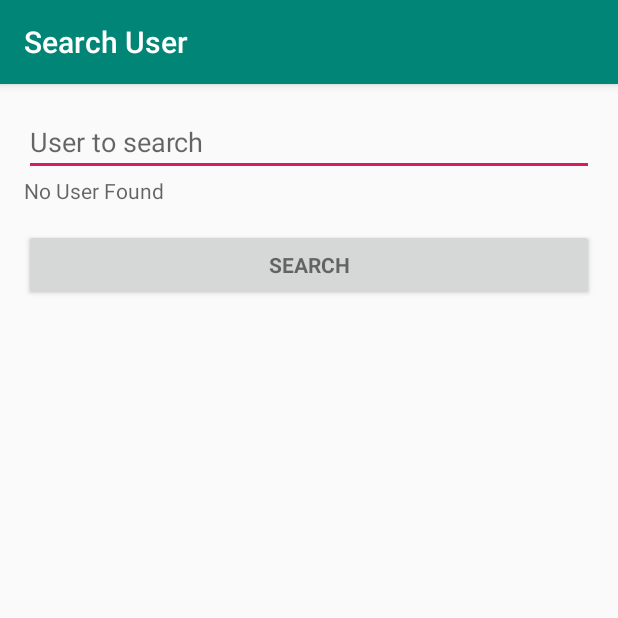
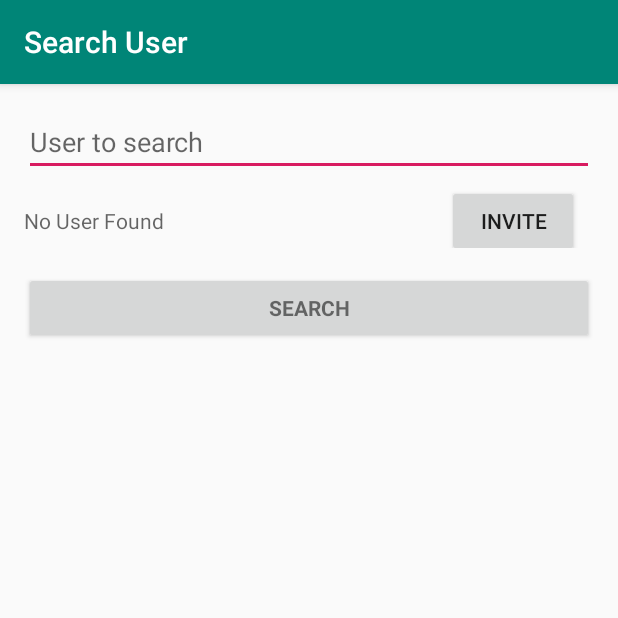
Before and after one commit to bcatala/AndroidSocialNetwork, an Android app: the SearchUserActivity screen opened directly, with no data from a screen before it, on a phone screen of 412 x 824 dp, the top half of it. Run offline under Robolectric (Android 15) with nearby library versions, the phone set to English and light mode, and no system bars.

Commit message:
#12 Feat: Implemented the "send invitation" function.
Now program can send invitations to other users by their login.

```diff
--- a/21PointsAndroid-master/app/src/main/java/com/alfredo/android/a21pointsandroid/activity/MainMenuActivity.java
+++ b/21PointsAndroid-master/app/src/main/java/com/alfredo/android/a21pointsandroid/activity/MainMenuActivity.java
@@ -13,6 +13,7 @@ import android.widget.TextView;
 import com.alfredo.android.a21pointsandroid.R;
 import com.alfredo.android.a21pointsandroid.activity.friendList.FriendActivity;
 import com.alfredo.android.a21pointsandroid.activity.friendList.FriendListActivity;
+import com.alfredo.android.a21pointsandroid.model.Invitation;
 import com.alfredo.android.a21pointsandroid.model.User;
 import com.alfredo.android.a21pointsandroid.model.UserProfile;
 import com.alfredo.android.a21pointsandroid.restapi.RestAPIManager;
@@ -132,4 +133,6 @@ public class MainMenuActivity extends AppCompatActivity implements UserAPICallBa
     public void onGetAllUserProfiles(ArrayList<UserProfile> body){
 
     }
+
+
 }
--- a/21PointsAndroid-master/app/src/main/java/com/alfredo/android/a21pointsandroid/activity/SearchUserActivity.java
+++ b/21PointsAndroid-master/app/src/main/java/com/alfredo/android/a21pointsandroid/activity/SearchUserActivity.java
@@ -9,19 +9,23 @@ import android.widget.EditText;
 import android.widget.TextView;
 
 import com.alfredo.android.a21pointsandroid.R;
+import com.alfredo.android.a21pointsandroid.model.Invitation;
 import com.alfredo.android.a21pointsandroid.model.User;
 import com.alfredo.android.a21pointsandroid.model.UserProfile;
 import com.alfredo.android.a21pointsandroid.restapi.RestAPIManager;
+import com.alfredo.android.a21pointsandroid.restapi.callback.InviteCallBack;
 import com.alfredo.android.a21pointsandroid.restapi.callback.UserAPICallBack;
 
 import java.util.ArrayList;
 
-public class SearchUserActivity extends AppCompatActivity implements UserAPICallBack {
+public class SearchUserActivity extends AppCompatActivity implements UserAPICallBack, InviteCallBack {
 
     private Button mSearchButton;
     private EditText mSearchBar;
     private TextView mUserFound;
     private String login;
+    private Button mInviteButton;
+    private User user;
 
     @Override
     protected void onCreate(Bundle savedInstanceState) {
@@ -36,6 +40,7 @@ public class SearchUserActivity extends AppCompatActivity implements UserAPICall
             @Override
             public void onClick(View v) {
                 setLogin(mSearchBar.getText().toString());
+                //mInviteButton.setText("INVITE");
                 RestAPIManager.getInstance().searchUser(getContext(), LoginActivity.token, login);
                 //RestAPIManager.getInstance().searchAllUserProfiles(getContext(), LoginActivity.token);
             }
@@ -46,15 +51,30 @@ public class SearchUserActivity extends AppCompatActivity implements UserAPICall
         return this;
     }
 
+    private InviteCallBack getInviteContext(){
+        return this;
+    }
+
     private void setLogin(String login) {
         this.login = login;
     }
 
     @Override
     public void onUserFound(User body){
-        //RestAPIManager.getInstance().searchUserProfile(this, LoginActivity.token, body.getId());
+
+         this.user = body;
+
          mUserFound = (TextView) findViewById(R.id.userFound);
          mUserFound.setText(body.getLogin());
+
+         mInviteButton = (Button) findViewById(R.id.invite_buton);
+         mInviteButton.setOnClickListener(new View.OnClickListener() {
+             @Override
+             public void onClick(View v) {
+                 RestAPIManager.getInstance().inviteUser(getInviteContext(), user.getId());
+             }
+         });
+
     }
 
     @Override
@@ -91,4 +111,10 @@ public class SearchUserActivity extends AppCompatActivity implements UserAPICall
             }
         }
     }
+
+    @Override
+    public void onGetInvitation(Invitation invitation){
+        mInviteButton.setText("SENT!");
+    }
+
 }
--- a/21PointsAndroid-master/app/src/main/java/com/alfredo/android/a21pointsandroid/restapi/RestAPIService.java
+++ b/21PointsAndroid-master/app/src/main/java/com/alfredo/android/a21pointsandroid/restapi/RestAPIService.java
@@ -1,6 +1,7 @@
 package com.alfredo.android.a21pointsandroid.restapi;
 
 import com.alfredo.android.a21pointsandroid.model.AuxiliarClass.PageConfiguration;
+import com.alfredo.android.a21pointsandroid.model.Invitation;
 import com.alfredo.android.a21pointsandroid.model.Points;
 import com.alfredo.android.a21pointsandroid.model.User;
 import com.alfredo.android.a21pointsandroid.model.UserData;
@@ -40,4 +41,6 @@ public interface RestAPIService {
 
     @GET("/api/profiles")
     Call<ArrayList<UserProfile>> searchAllUserProfiles(@Header("Authorization") String token);
+    @POST("/api/invite/{userId}")
+    Call<Invitation> inviteUser(@Path("userId") Integer userId, @Header("Authorization") String token);
 }
--- /dev/null
+++ b/21PointsAndroid-master/app/src/main/java/com/alfredo/android/a21pointsandroid/restapi/callback/InviteCallBack.java
@@ -0,0 +1,8 @@
+package com.alfredo.android.a21pointsandroid.restapi.callback;
+
+import com.alfredo.android.a21pointsandroid.model.Invitation;
+
+public interface InviteCallBack {
+    void onGetInvitation(Invitation body);
+    void onFailure(Throwable t);
+}
--- a/21PointsAndroid-master/app/src/main/java/com/alfredo/android/a21pointsandroid/restapi/callback/UserAPICallBack.java
+++ b/21PointsAndroid-master/app/src/main/java/com/alfredo/android/a21pointsandroid/restapi/callback/UserAPICallBack.java
@@ -1,5 +1,6 @@
 package com.alfredo.android.a21pointsandroid.restapi.callback;
 
+import com.alfredo.android.a21pointsandroid.model.Invitation;
 import com.alfredo.android.a21pointsandroid.model.User;
 import com.alfredo.android.a21pointsandroid.model.UserProfile;
 
--- a/21PointsAndroid-master/app/src/main/res/layout/activity_searchuser.xml
+++ b/21PointsAndroid-master/app/src/main/res/layout/activity_searchuser.xml
@@ -21,23 +21,29 @@
             android:orientation="vertical">
 
 
-
             <EditText
                 android:id="@+id/user_to_search"
                 android:layout_width="match_parent"
                 android:layout_height="wrap_content"
                 android:hint="User to search"
                 android:maxLines="1"
-                android:singleLine="true"
-                />
-
-            <TextView
-                android:id="@+id/userFound"
+                android:singleLine="true" />
+            <LinearLayout
                 android:layout_width="match_parent"
                 android:layout_height="match_parent"
-                android:hint="No User Found" />
-
-
+                android:orientation="horizontal">
+                <TextView
+                    android:id="@+id/userFound"
+                    android:layout_width="282dp"
+                    android:layout_height="match_parent"
+                    android:hint="No User Found"
+                    android:paddingTop="20dp"/>
+                <Button
+                    android:id="@+id/invite_buton"
+                    android:layout_width="wrap_content"
+                    android:layout_height="wrap_content"
+                    android:text="Invite" />
+            </LinearLayout>
             <Button
                 android:id="@+id/search_button"
                 style="?android:textAppearanceSmall"
```
Also changed, not shown: 21PointsAndroid-master/app/src/main/java/com/alfredo/android/a21pointsandroid/activity/LoginActivity.java (+19 -17 lines), 21PointsAndroid-master/app/src/main/java/com/alfredo/android/a21pointsandroid/model/Invitation.java (added, +64 -0 lines), 21PointsAndroid-master/app/src/main/java/com/alfredo/android/a21pointsandroid/model/subUser.java (added, +53 -0 lines), 21PointsAndroid-master/app/src/main/java/com/alfredo/android/a21pointsandroid/restapi/RestAPIManager.java (+25 -0 lines).
